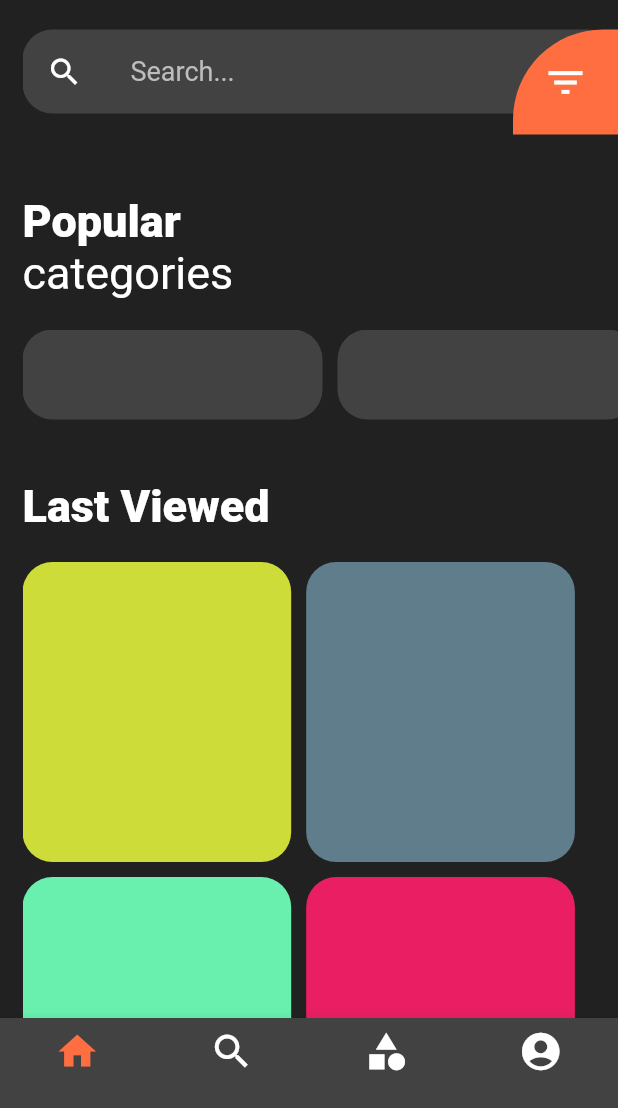
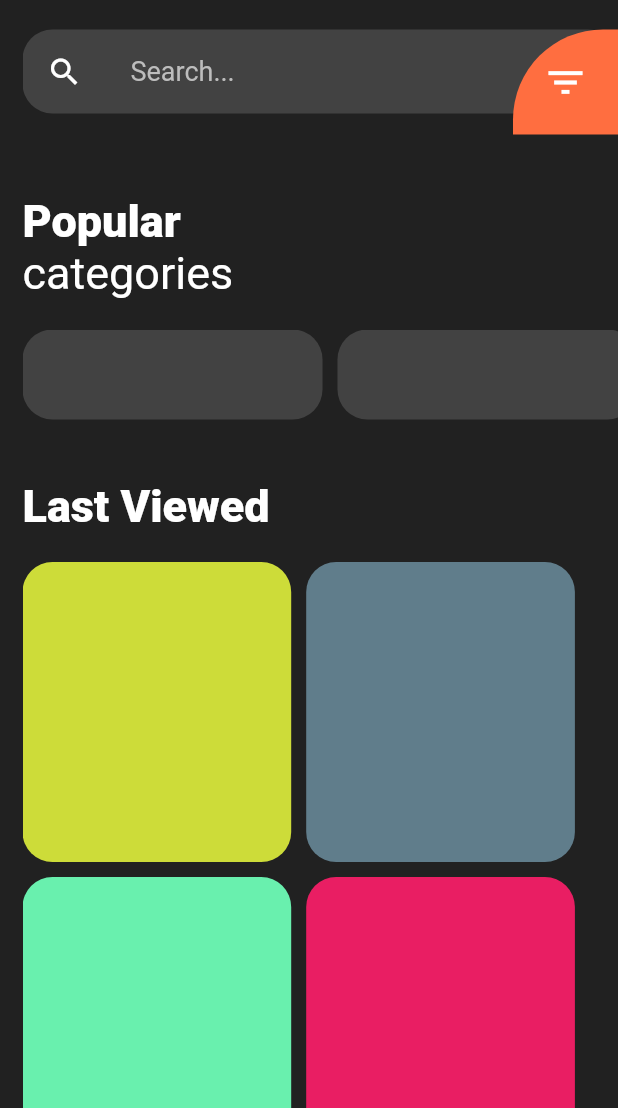
Before and after one commit to AMANDEEP-DAS/planetsUI-app, a Flutter app: the HomeScreen screen opened directly, on a phone screen of 412 x 824 dp, the part 128-1236 px from its top. Run offline on Flutter 3.47's test engine with Material 2 defaults, Android fonts, the phone set to English and light mode, and no system bars; our stand-ins replace curved_navigation_bar; network calls fail.

Commit message:
nav bar func

```diff
--- a/lib/screens/home_screen.dart
+++ b/lib/screens/home_screen.dart
@@ -2,24 +2,15 @@ import 'package:flutter/cupertino.dart';
 import 'package:flutter/material.dart';
 import 'package:curved_navigation_bar/curved_navigation_bar.dart';
 
-class HomeScreen extends StatelessWidget {
-  const HomeScreen({Key? key}) : super(key: key);
+class HomeScreen extends StatefulWidget {
+  @override
+  _HomeScreenState createState() => _HomeScreenState();
+}
 
+class _HomeScreenState extends State<HomeScreen> {
   @override
   Widget build(BuildContext context) {
     return Scaffold(
-      bottomNavigationBar: BottomNavigationBar(
-        backgroundColor: Colors.grey.shade800,
-        selectedItemColor: Colors.deepOrangeAccent,
-        unselectedItemColor: Colors.white,
-        type: BottomNavigationBarType.fixed,
-        items: [
-          BottomNavigationBarItem(icon: Icon(Icons.home,size: 30,),label: ''),
-          BottomNavigationBarItem(icon: Icon(Icons.search,size: 30,),label: ''),
-          BottomNavigationBarItem(icon: Icon(Icons.category,size: 30,),label: ''),
-          BottomNavigationBarItem(icon: Icon(Icons.account_circle,size: 30,),label: ''),
-        ],
-      ),
       body: Container(
         padding: EdgeInsets.only(left: 15,top: 15),
         color: Colors.black87,
--- a/lib/screens/login_screen.dart
+++ b/lib/screens/login_screen.dart
@@ -1,4 +1,5 @@
 import 'package:flutter/material.dart';
+import 'package:planets_app/screens/bottom_nav_bar.dart';
 import 'package:planets_app/screens/home_screen.dart';
 
 class LoginScreen extends StatelessWidget {
@@ -42,7 +43,7 @@ class LoginScreen extends StatelessWidget {
               alignment: Alignment.topRight,
               child: GestureDetector(
                 onTap: (){
-                  Navigator.of(context).pushReplacement(MaterialPageRoute(builder: (context)=>HomeScreen()));
+                  Navigator.of(context).pushReplacement(MaterialPageRoute(builder: (context)=>BottomNav()));
                 },
                 child: Container(
                   padding: EdgeInsets.only(bottom: 30,left: 30),
```
Also changed, not shown: lib/screens/bottom_nav_bar.dart (added, +43 -0 lines).
